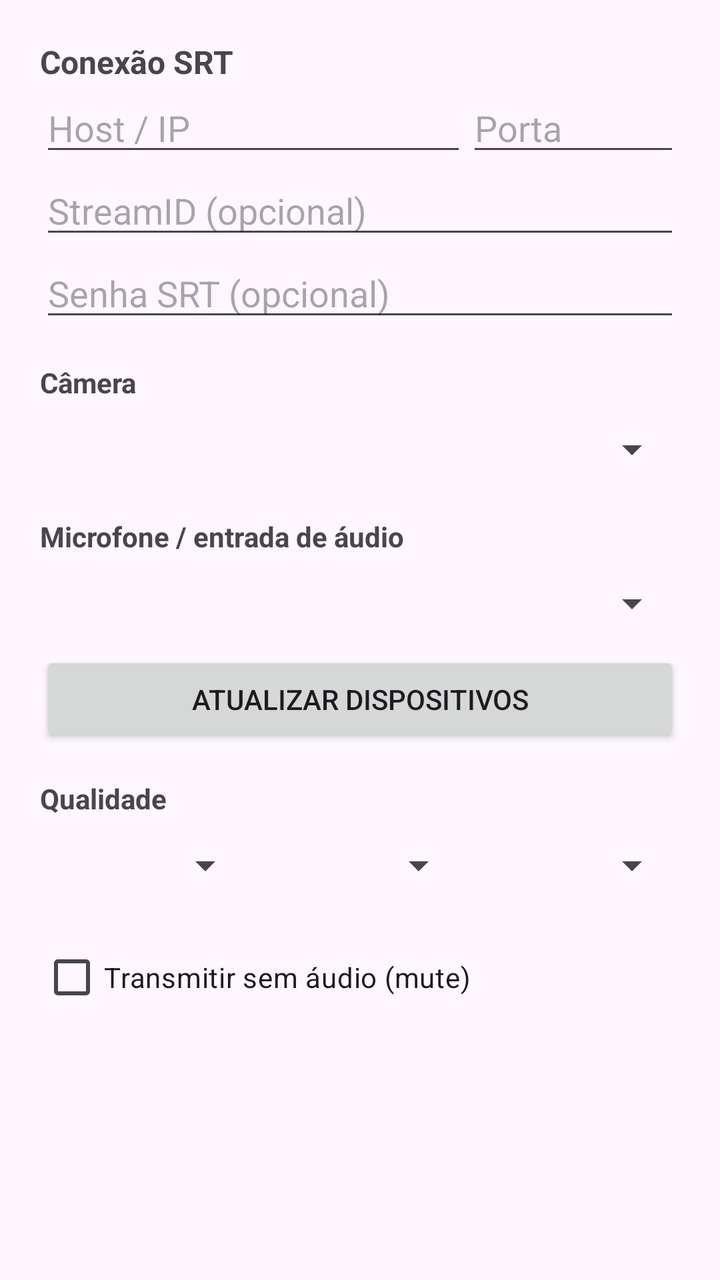
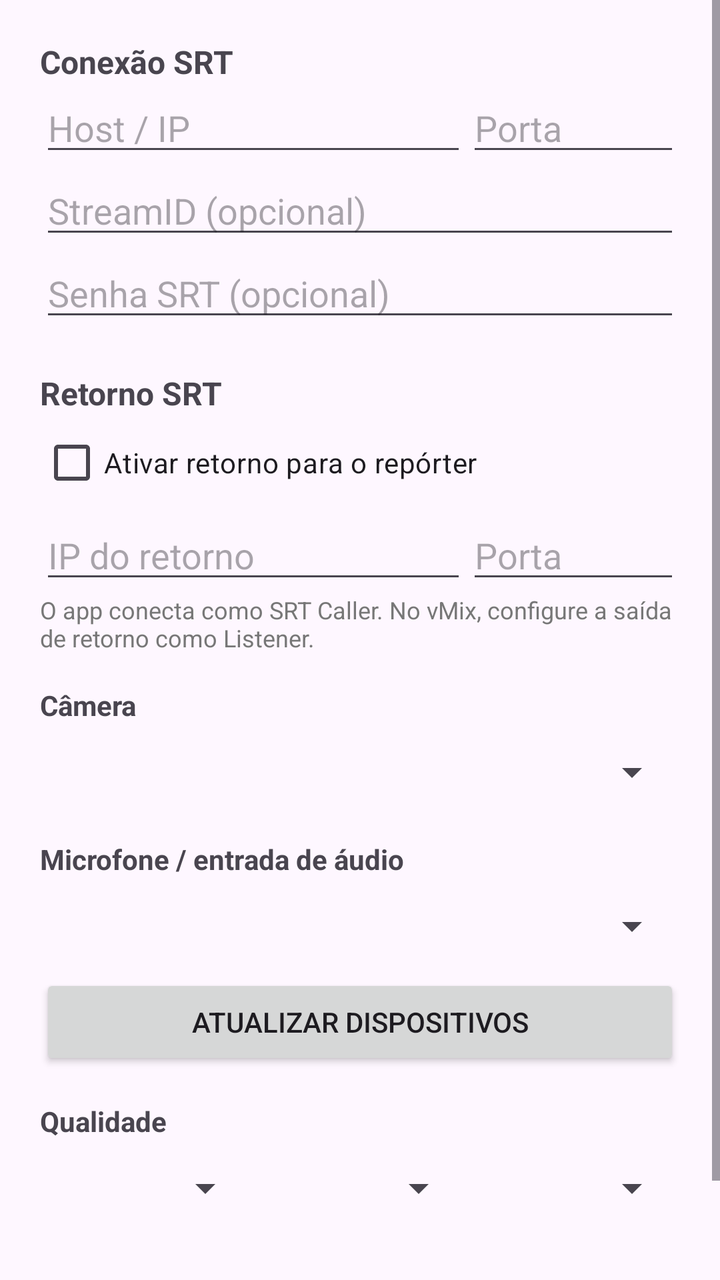

Screens rendered from an Android XML layout before and after an edit, with the pre-edit source and the edit as a unified diff.
<!-- AndroidManifest.xml: application theme Theme.TVReporterSRT -->
<!-- res/layout/dialog_settings.xml -->
<?xml version="1.0" encoding="utf-8"?>
<ScrollView xmlns:android="http://schemas.android.com/apk/res/android"
    android:layout_width="match_parent"
    android:layout_height="wrap_content"
    android:fillViewport="true">

    <LinearLayout
        android:layout_width="match_parent"
        android:layout_height="wrap_content"
        android:orientation="vertical"
        android:padding="20dp">

        <TextView
            android:layout_width="match_parent"
            android:layout_height="wrap_content"
            android:text="Conexão SRT"
            android:textStyle="bold"
            android:textSize="16sp" />

        <LinearLayout
            android:layout_width="match_parent"
            android:layout_height="wrap_content"
            android:orientation="horizontal">

            <EditText
                android:id="@+id/hostEdit"
                android:layout_width="0dp"
                android:layout_height="wrap_content"
                android:layout_weight="2"
                android:hint="Host / IP"
                android:inputType="textUri" />

            <EditText
                android:id="@+id/portEdit"
                android:layout_width="0dp"
                android:layout_height="wrap_content"
                android:layout_weight="1"
                android:hint="Porta"
                android:inputType="number" />
        </LinearLayout>

        <EditText
            android:id="@+id/streamIdEdit"
            android:layout_width="match_parent"
            android:layout_height="wrap_content"
            android:hint="StreamID (opcional)" />

        <EditText
            android:id="@+id/passphraseEdit"
            android:layout_width="match_parent"
            android:layout_height="wrap_content"
            android:hint="Senha SRT (opcional)"
            android:inputType="textPassword" />

        <TextView
            android:layout_width="match_parent"
            android:layout_height="wrap_content"
            android:layout_marginTop="16dp"
            android:text="Câmera"
            android:textStyle="bold" />

        <Spinner
            android:id="@+id/cameraSpinner"
            android:layout_width="match_parent"
            android:layout_height="48dp" />

        <TextView
            android:layout_width="match_parent"
            android:layout_height="wrap_content"
            android:layout_marginTop="10dp"
            android:text="Microfone / entrada de áudio"
            android:textStyle="bold" />

        <Spinner
            android:id="@+id/microphoneSpinner"
            android:layout_width="match_parent"
            android:layout_height="48dp" />

        <Button
            android:id="@+id/refreshDevicesButton"
            android:layout_width="match_parent"
            android:layout_height="wrap_content"
            android:text="Atualizar dispositivos" />

        <TextView
            android:layout_width="match_parent"
            android:layout_height="wrap_content"
            android:layout_marginTop="16dp"
            android:text="Qualidade"
            android:textStyle="bold" />

        <LinearLayout
            android:layout_width="match_parent"
            android:layout_height="wrap_content"
            android:orientation="horizontal">

            <Spinner
                android:id="@+id/bitrateSpinner"
                android:layout_width="0dp"
                android:layout_height="48dp"
                android:layout_weight="1" />

            <Spinner
                android:id="@+id/latencySpinner"
                android:layout_width="0dp"
                android:layout_height="48dp"
                android:layout_weight="1" />

            <Spinner
                android:id="@+id/fpsSpinner"
                android:layout_width="0dp"
                android:layout_height="48dp"
                android:layout_weight="1" />
        </LinearLayout>

        <CheckBox
            android:id="@+id/muteCheckBox"
            android:layout_width="match_parent"
            android:layout_height="wrap_content"
            android:layout_marginTop="8dp"
            android:text="Transmitir sem áudio (mute)" />

    </LinearLayout>
</ScrollView>
<!-- resources referenced by this layout -->
<resources>
  <style name="Theme.TVReporterSRT" parent="Theme.Material3.DayNight.NoActionBar">
          <item name="android:windowActionModeOverlay">true</item>
          <item name="android:navigationBarColor">#000000</item>
          <item name="android:statusBarColor">#000000</item>
          <item name="android:windowLightStatusBar">false</item>
      </style>
</resources>

<!-- the commit's change to res/layout/dialog_settings.xml (unified diff, before → after) -->
@@ -51,6 +51,49 @@
             android:layout_height="wrap_content"
             android:hint="Senha SRT (opcional)"
             android:inputType="textPassword" />
+
+        <TextView
+            android:layout_width="match_parent"
+            android:layout_height="wrap_content"
+            android:layout_marginTop="20dp"
+            android:text="Retorno SRT"
+            android:textStyle="bold"
+            android:textSize="16sp" />
+
+        <CheckBox
+            android:id="@+id/returnEnabledCheckBox"
+            android:layout_width="match_parent"
+            android:layout_height="wrap_content"
+            android:text="Ativar retorno para o repórter" />
+
+        <LinearLayout
+            android:layout_width="match_parent"
+            android:layout_height="wrap_content"
+            android:orientation="horizontal">
+
+            <EditText
+                android:id="@+id/returnHostEdit"
+                android:layout_width="0dp"
+                android:layout_height="wrap_content"
+                android:layout_weight="2"
+                android:hint="IP do retorno"
+                android:inputType="textUri" />
+
+            <EditText
+                android:id="@+id/returnPortEdit"
+                android:layout_width="0dp"
+                android:layout_height="wrap_content"
+                android:layout_weight="1"
+                android:hint="Porta"
+                android:inputType="number" />
+        </LinearLayout>
+
+        <TextView
+            android:layout_width="match_parent"
+            android:layout_height="wrap_content"
+            android:text="O app conecta como SRT Caller. No vMix, configure a saída de retorno como Listener."
+            android:textSize="12sp"
+            android:textColor="#777777" />
 
         <TextView
             android:layout_width="match_parent"
